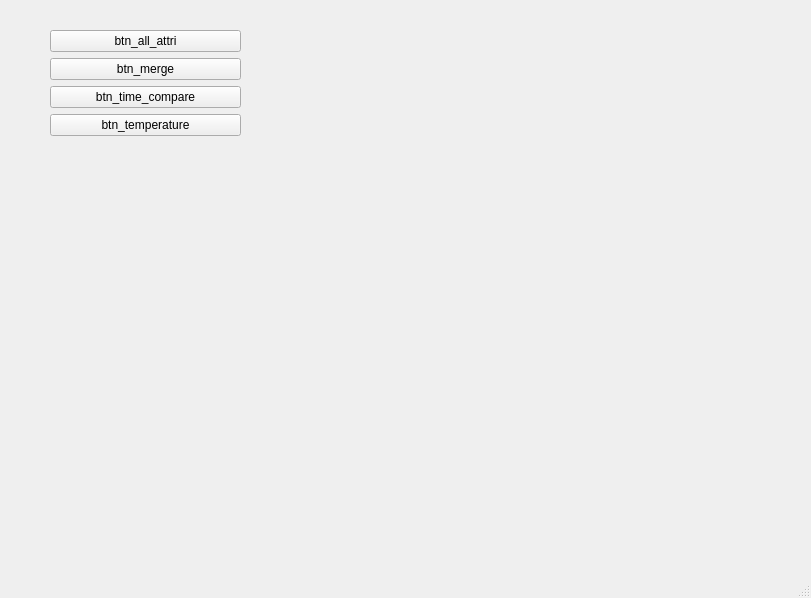
JoyJeeo/Excel_Qt, file Main_Window.ui: the form before one commit.
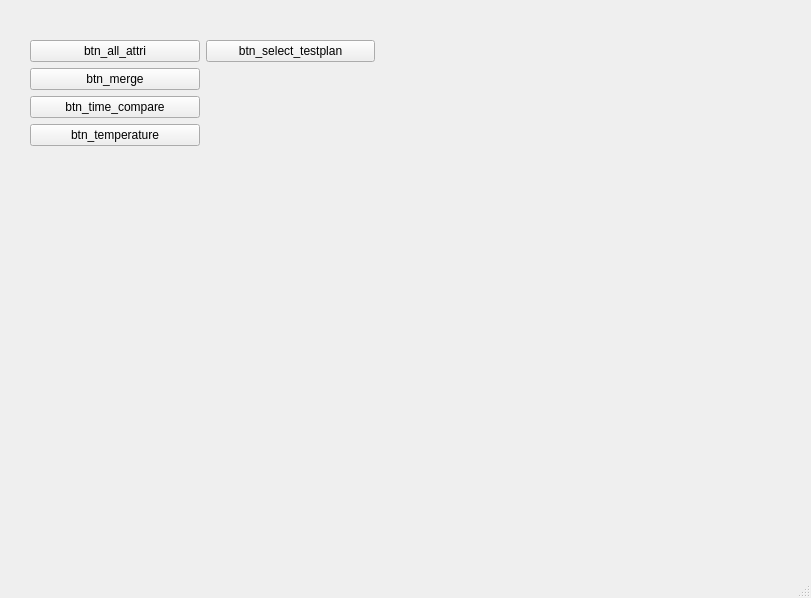
The form after the commit. Custom widgets are drawn as their Qt base class.

Commit message: 添加筛选test plan的功能，testplan的uul对比还有问题，需要继续完善 [company] 2023/8/17 17:59 准备debug在Compare类中的uul字符串问题

Patch:
```diff
--- a/Main_Window.ui
+++ b/Main_Window.ui
@@ -17,44 +17,51 @@
    <widget class="QWidget" name="verticalLayoutWidget">
     <property name="geometry">
      <rect>
-      <x>50</x>
-      <y>30</y>
-      <width>191</width>
-      <height>191</height>
+      <x>30</x>
+      <y>40</y>
+      <width>345</width>
+      <height>211</height>
      </rect>
     </property>
-    <layout class="QVBoxLayout" name="verticalLayout">
-     <property name="spacing">
-      <number>6</number>
-     </property>
+    <layout class="QGridLayout" name="gridLayout_2">
      <property name="sizeConstraint">
       <enum>QLayout::SetMinAndMaxSize</enum>
      </property>
-     <item>
+     <property name="spacing">
+      <number>6</number>
+     </property>
+     <item row="3" column="0">
+      <widget class="Button_Temperature" name="btn_temperature">
+       <property name="text">
+        <string>btn_temperature</string>
+       </property>
+      </widget>
+     </item>
+     <item row="0" column="0">
       <widget class="Button_All_Attri" name="btn_all_attri">
        <property name="text">
         <string>btn_all_attri</string>
        </property>
       </widget>
      </item>
-     <item>
+     <item row="1" column="0">
       <widget class="Button_Merge_File" name="btn_merge">
        <property name="text">
         <string>btn_merge</string>
        </property>
       </widget>
      </item>
-     <item>
+     <item row="2" column="0">
       <widget class="Button_Time_Compare" name="btn_time_compare">
        <property name="text">
         <string>btn_time_compare</string>
        </property>
       </widget>
      </item>
-     <item>
-      <widget class="Button_Temperature" name="btn_temperature">
+     <item row="0" column="1">
+      <widget class="Button_Select_Test_Plan_File" name="btn_select_testplan">
        <property name="text">
-        <string>btn_temperature</string>
+        <string>btn_select_testplan</string>
        </property>
       </widget>
      </item>
@@ -94,6 +101,11 @@
    <extends>QPushButton</extends>
    <header location="global">actions\buttons\include\Button_Temperature.h</header>
   </customwidget>
+  <customwidget>
+   <class>Button_Select_Test_Plan_File</class>
+   <extends>QPushButton</extends>
+   <header location="global">actions\buttons\include\Button_Select_Test_Plan_File.h</header>
+  </customwidget>
  </customwidgets>
  <resources/>
  <connections/>
```
Left out of the diff: 4 changed lines with no effect on the pictures. The commit also changes 71 other files.
